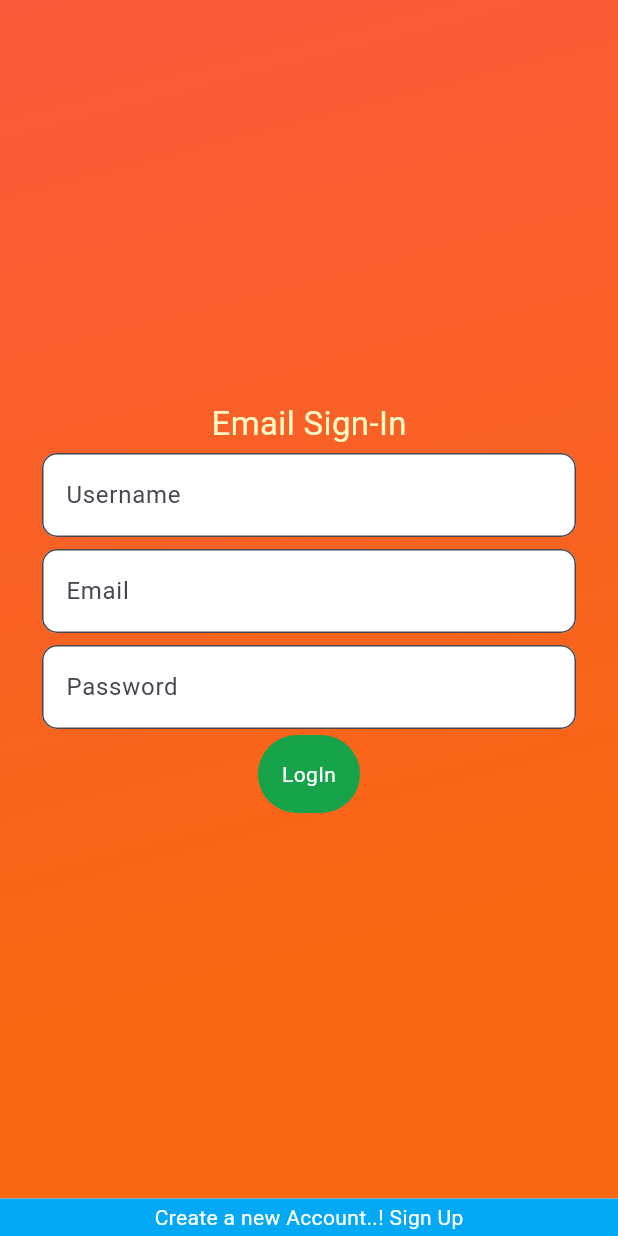
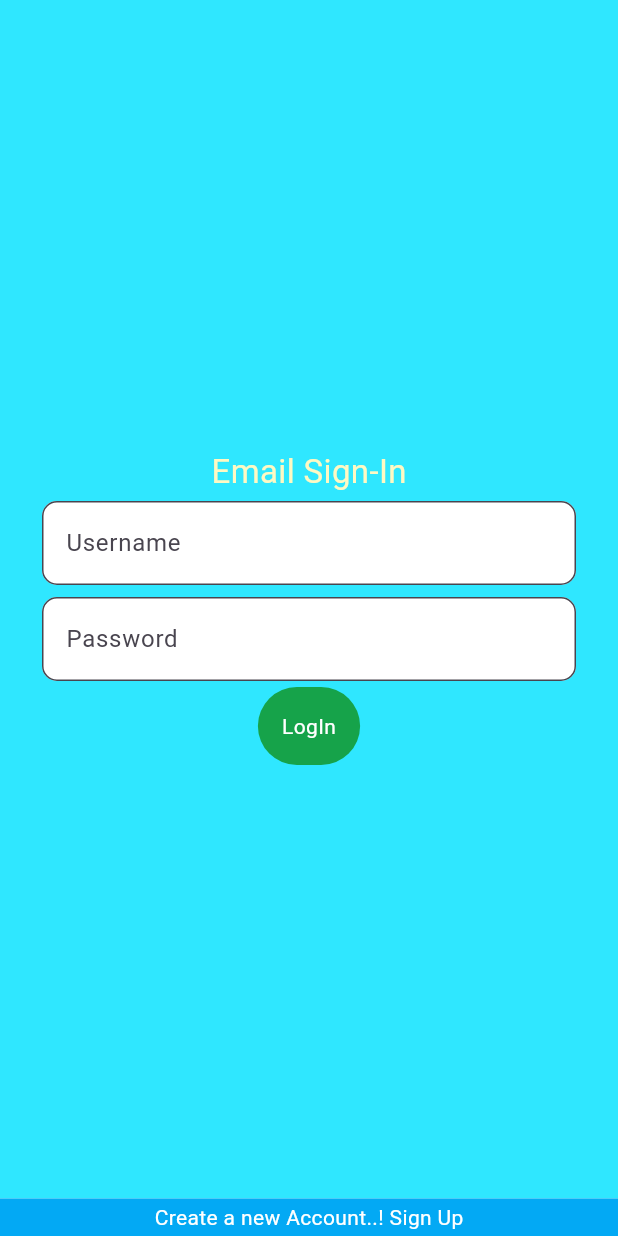
Before and after one commit to mwilko/Inventory-Manager, a Flutter app: the screen it shows after launch, after a tap on "LogIn", on a phone screen of 412 x 824 dp. Run offline on Flutter 3.47's test engine with Material 3 defaults, Android fonts, the phone set to English and light mode, and no system bars; drawn by our look-alikes of velocity_x; our stand-ins replace jwt_decoder, shared_preferences.

Commit message:
editting sign in to disable email input, as only needed for registration not login.
Code commeneted for loginPage.dart.

```diff
--- a/lib/config.dart
+++ b/lib/config.dart
@@ -1,6 +1,6 @@
-final url = 'http://localhost:3000/';
-final registration = url + "register";
-final login = url + 'login';
-final addtodo = url + 'storeTodo';
-final getToDoList = url + 'getUserTodoList';
-final deleteTodo = url + 'deleteTodo';
+const url = 'http://localhost:3000/';
+const registration = url + "register";
+const login = url + 'login';
+const addtodo = url + 'storeTodo';
+const getToDoList = url + 'getUserTodoList';
+const deleteTodo = url + 'deleteTodo';
--- a/lib/loginPage.dart
+++ b/lib/loginPage.dart
@@ -15,8 +15,8 @@ class SignInPage extends StatefulWidget { // A StatefulWidget to sign in the use
 }
 
 class _SignInPageState extends State<SignInPage> { // A State class to handle the state of the SignInPage.
-  // creating three TextEditingController objects to get the user input for email, password, and username.
-  TextEditingController emailController = TextEditingController();
+  // creating three TextEditingController objects to get the user input for password, and username.
+  // TextEditingController emailController = TextEditingController(); // Not really needed for sign-in
   TextEditingController passwordController = TextEditingController();
   TextEditingController usernameController = TextEditingController();
   bool _isNotValidate = false;
@@ -34,11 +34,11 @@ class _SignInPageState extends State<SignInPage> { // A State class to handle th
   }
 
   void loginUser() async{ // A function to login the user.
-    if(emailController.text.isNotEmpty && passwordController.text.isNotEmpty && usernameController.text.isNotEmpty){
+    if(passwordController.text.isNotEmpty && usernameController.text.isNotEmpty){
 
       var reqBody = { // Create a map of the data you want to send to the API
         "username": usernameController.text,
-        "email":emailController.text,
+        //"email":emailController.text, // Not really needed for sign-in
         "password":passwordController.text
       };
 
@@ -61,66 +61,67 @@ class _SignInPageState extends State<SignInPage> { // A State class to handle th
 
   @override
   Widget build(BuildContext context) { // Build the UI of the SignInPage.
-    return SafeArea(
+    return SafeArea( // A widget to make sure that the content is displayed within the safe area of the screen.
       child: Scaffold(
         body: Container(
           width: MediaQuery.of(context).size.width,
           height: MediaQuery.of(context).size.height,
           decoration: BoxDecoration(
             gradient: LinearGradient(
-                colors: [const Color(0XFFF95A3B),const Color(0XFFF96713)],
+                colors: [Color.fromARGB(255, 47, 231, 255),Color.fromARGB(255, 47, 231, 255)],
                 begin: FractionalOffset.topLeft,
                 end: FractionalOffset.bottomCenter,
                 stops: [0.0,0.8],
                 tileMode: TileMode.mirror
             ),
           ),
-          child: Center(
+          child: Center( // A widget to center the content of the SignInPage.
             child: SingleChildScrollView(
               child: Column(
                 mainAxisAlignment: MainAxisAlignment.center,
                 children: <Widget>[
                   //CommonLogo(),
                   HeightBox(10),
-                  "Email Sign-In".text.size(22).yellow100.make(),
-                  TextField(
-                    controller: usernameController,
+                  "Email Sign-In".text.size(22).yellow100.make(), // A widget to display the title of the SignInPage.
+                  TextField( // A widget to get the user input for the email.
+                    controller: usernameController, // Set the controller of the TextField to the emailController.
                     keyboardType: TextInputType.text,
                     decoration: InputDecoration(
                         filled: true,
                         fillColor: Colors.white,
-                        hintText: "Username",
+                        hintText: "Username", // Set the placeholder text of the TextField.
                         errorText: _isNotValidate ? "Enter Proper Info" : null,
-                        border: OutlineInputBorder(
+                        border: OutlineInputBorder( // Set the border of the TextField.
                             borderRadius: BorderRadius.all(Radius.circular(10.0)))),
                   ).p4().px24(),
-                  TextField(
-                    controller: emailController,
+                  //// Not really needed for sign-in although probably for registration
+                  // TextField( // A widget to get the user input for the password.
+                  //   controller: emailController, // Set the controller of the TextField to the passwordController.
+                  //   keyboardType: TextInputType.text,
+                  //   decoration: InputDecoration(
+                  //       filled: true,
+                  //       fillColor: Colors.white,
+                  //       hintText: "Email",
+                  //       errorText: _isNotValidate ? "Enter Proper Info" : null,
+                  //       border: OutlineInputBorder(
+                  //           borderRadius: BorderRadius.all(Radius.circular(10.0)))),
+                  // ).p4().px24(),
+                  TextField( // A widget to get the user input for the password.
+                    controller: passwordController , // Set the controller of the TextField to the passwordController.
                     keyboardType: TextInputType.text,
                     decoration: InputDecoration(
                         filled: true,
                         fillColor: Colors.white,
-                        hintText: "Email",
-                        errorText: _isNotValidate ? "Enter Proper Info" : null,
+                        hintText: "Password", // Set the placeholder text of the TextField.
+                        errorText: _isNotValidate ? "Enter Proper Info" : null, // error handling
                         border: OutlineInputBorder(
                             borderRadius: BorderRadius.all(Radius.circular(10.0)))),
                   ).p4().px24(),
-                  TextField(
-                    controller: passwordController,
-                    keyboardType: TextInputType.text,
-                    decoration: InputDecoration(
-                        filled: true,
-                        fillColor: Colors.white,
-                        hintText: "Password",
-                        errorText: _isNotValidate ? "Enter Proper Info" : null,
-                        border: OutlineInputBorder(
-                            borderRadius: BorderRadius.all(Radius.circular(10.0)))),
-                  ).p4().px24(),
-                  GestureDetector(
+                  GestureDetector( // A widget to handle the tap event on the LogIn button.
                     onTap: (){
-                        loginUser();
+                        loginUser(); // Call the loginUser function when the user taps the LogIn button.
                     },
-                    child: HStack([
+                    child: HStack([ // A widget to display the LogIn button.
                       VxBox(child: "LogIn".text.white.makeCentered().p16()).green600.roundedLg.make(),
                     ]),
                   ),
@@ -129,11 +130,11 @@ class _SignInPageState extends State<SignInPage> { // A State class to handle th
             ),
           ),
         ),
-        bottomNavigationBar: GestureDetector(
+        bottomNavigationBar: GestureDetector( // A widget to handle the tap event on the Sign Up button.
           onTap: (){
             Navigator.push(context, MaterialPageRoute(builder: (context)=>Registration()));
           },
-          child: Container(
+          child: Container( // A widget to display the Sign Up button.
               height: 25,
               color: Colors.lightBlue,
               child: Center(child: "Create a new Account..! Sign Up".text.white.makeCentered())),
```
Also changed, not shown: lib/dashboard.dart (+21 -6 lines).
